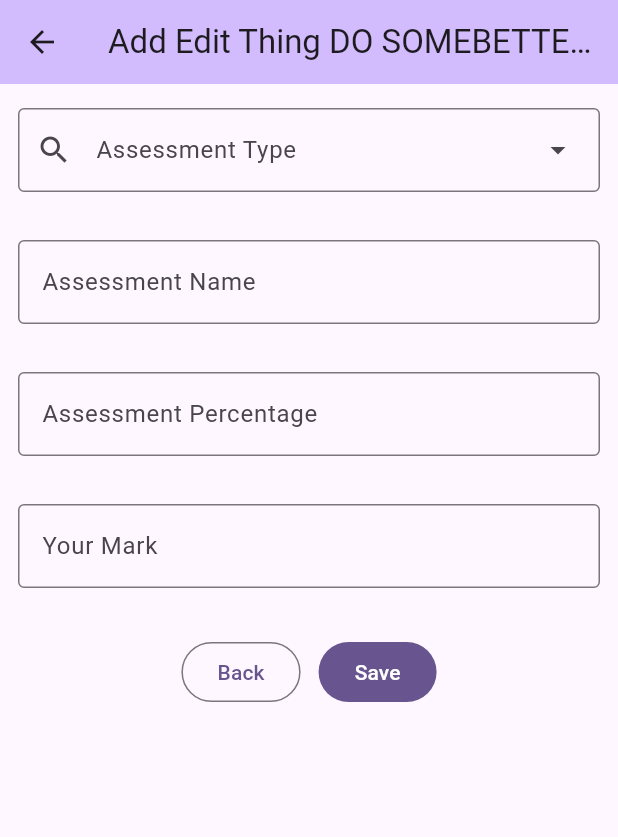
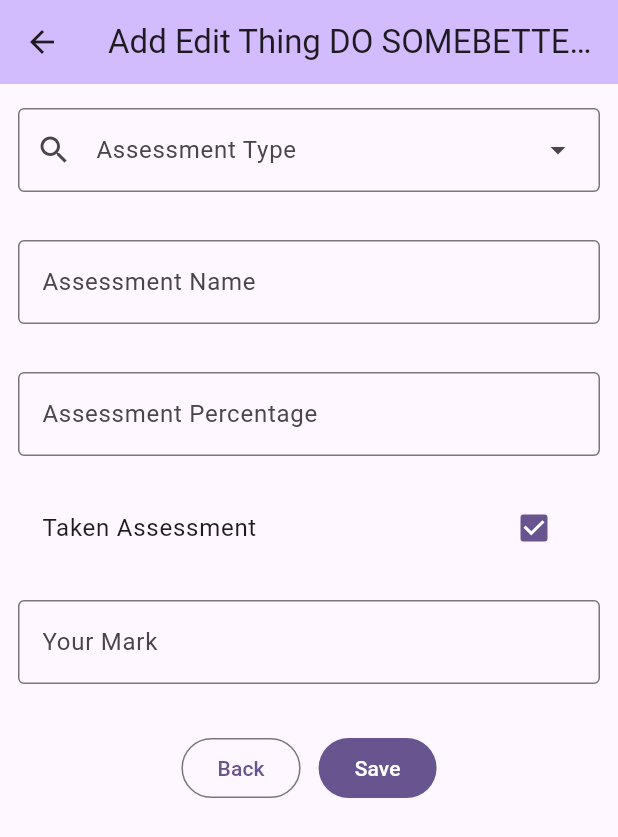
Before and after one commit to ThomasBoxall/module-grade-calculator-v2, a Flutter app: the AddEditPage screen opened directly, on a phone screen of 412 x 824 dp. Shown: the top 837 px of the screen. Run offline on Flutter 3.47's test engine with Material 2 defaults, Android fonts, the phone set to English and light mode, and no system bars.

Commit message:
add takenAssessment checkbox and made validation work with it

```diff
--- a/lib/Assessment.dart
+++ b/lib/Assessment.dart
@@ -8,9 +8,10 @@ class Assessment{
   int assessmentPercentageOfModule;
   int markPercentageOfAssessment;
   Icon assessmentIcon;
+  bool taken;
 
 
-  Assessment(this.assessmentName, this.assessmentPercentageOfModule, this.markPercentageOfAssessment, this.assessmentIcon);
+  Assessment(this.assessmentName, this.assessmentPercentageOfModule, this.markPercentageOfAssessment, this.assessmentIcon,  this.taken);
 }
 
 enum AssessmentTypes {
--- a/lib/main.dart
+++ b/lib/main.dart
@@ -86,6 +86,7 @@ class _AddEditPageState extends State<AddEditPage> {
   late TextEditingController assessmentPercentageOfModuleController = TextEditingController();
   late TextEditingController markPercentageOfAssessmentController = TextEditingController();
   late TextEditingController assessmentIconController = TextEditingController();
+  bool assessmentTakenCheckboxValue = true;
 
   final _addEditFormKey = GlobalKey<FormState>();
 
@@ -156,16 +157,36 @@ class _AddEditPageState extends State<AddEditPage> {
                 )
               ),
               Padding(
+                padding: const EdgeInsets.symmetric(horizontal: 12, vertical: 4),
+                child: CheckboxListTile(
+                  value: assessmentTakenCheckboxValue,
+                  onChanged: (bool? value){
+                    print("checkbox value ${value}");
+                    setState(() {
+                      assessmentTakenCheckboxValue = value!;
+                      markPercentageOfAssessmentController.clear();
+                    });
+                  },
+                  title: const Text("Taken Assessment")
+                )
+              ),
+              Padding(
                 padding: const EdgeInsets.symmetric(horizontal: 12, vertical: 16),
                 child: TextFormField(
                   controller: markPercentageOfAssessmentController,
                   decoration: const InputDecoration(border: OutlineInputBorder(), suffix: Text("%"), labelText: 'Your Mark'),
+                  enabled: assessmentTakenCheckboxValue,
                   validator: (value) {
-                    if (value == null || value.isEmpty) {
-                      return 'Please enter a value';
-                    } else if(isDouble(value)){
-                      if(double.parse(value) > 100 || double.parse(value) < 0){
-                        return 'Please enter a value between 0 and 100';
+                    if (assessmentTakenCheckboxValue){
+                      if (value == null || value.isEmpty) {
+                        return 'Please enter a value';
+                      }
+                      if(!isDouble(value)){
+                        return 'Please enter a value';
+                      } else{
+                        if(double.parse(value) > 100 || double.parse(value) < 0){
+                          return 'Please enter a value between 0 and 100';
+                        }
                       }
                     }
                     return null;
```
